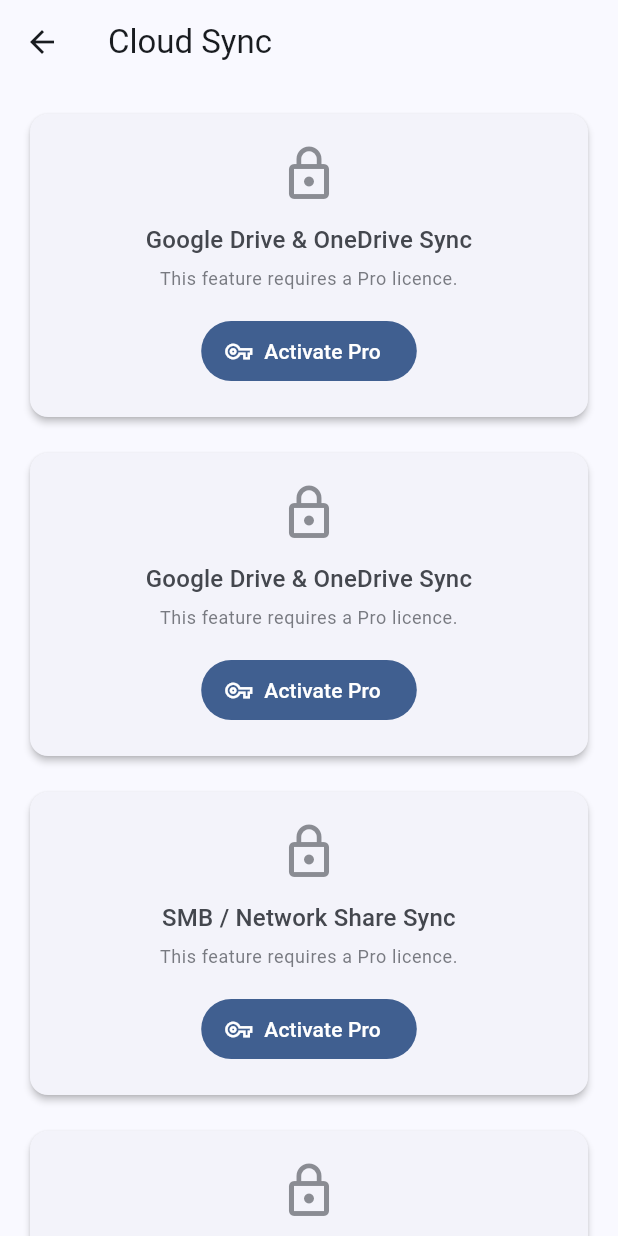
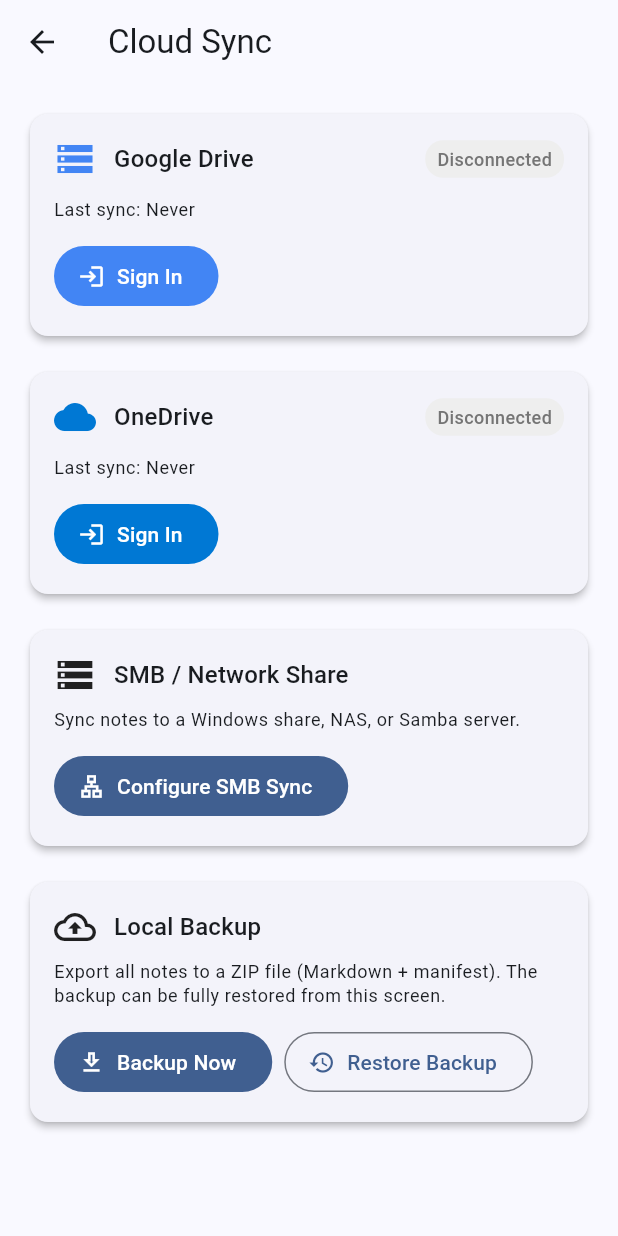
Before and after one commit to ccmscotland/flutter_notes, a Flutter app: the screen it shows after launch, after a tap on the "sync" icon, on a phone screen of 412 x 824 dp. Run offline on Flutter 3.47's test engine with Material 3 defaults, Android fonts, the phone set to English and light mode, and no system bars; our stand-ins replace file_picker, flutter_riverpod, freezed_annotation, go_router, google_sign_in, image_picker and 6 more; missing offline and left inert: flutter_quill, googleapis, msal_flutter, smb_connect, syncfusion_flutter_pdf; accounts and stored records are empty; generated files the repository leaves out were written again.

Commit message:
Disable licence gating via kLicensingEnabled flag
All features are now freely accessible. Set kLicensingEnabled = true in
lib/features/license/license_gate.dart to re-enable Pro tier enforcement.
The full activation/key-validation system remains intact in the codebase.

Co-Authored-By: Claude Sonnet 4.6 <noreply@anthropic.com>

```diff
--- a/lib/features/license/license_gate.dart
+++ b/lib/features/license/license_gate.dart
@@ -2,6 +2,10 @@ import 'package:flutter/material.dart';
 import 'package:flutter_riverpod/flutter_riverpod.dart';
 import 'activation_screen.dart';
 import 'license_provider.dart';
+
+/// Set to [false] to enforce licence gating in production.
+/// While [true] every feature is treated as unlocked regardless of tier.
+const bool kLicensingEnabled = false;
 
 /// Wraps [child] and shows a "locked" placeholder when [feature] is not
 /// unlocked by the current license tier.
@@ -21,6 +25,8 @@ class LicenseGate extends ConsumerWidget {
 
   @override
   Widget build(BuildContext context, WidgetRef ref) {
+    if (!kLicensingEnabled) return child;
+
     final unlocked = ref.watch(licenseProvider).whenOrNull(
           data: (s) => s.isUnlocked(feature),
         ) ??
@@ -119,6 +125,7 @@ VoidCallback? guardedCallback(
   VoidCallback? callback,
 ) {
   if (callback == null) return null;
+  if (!kLicensingEnabled) return callback;
   final unlocked =
       ref.read(licenseProvider).valueOrNull?.isUnlocked(feature) ?? false;
   if (unlocked) return callback;
```
